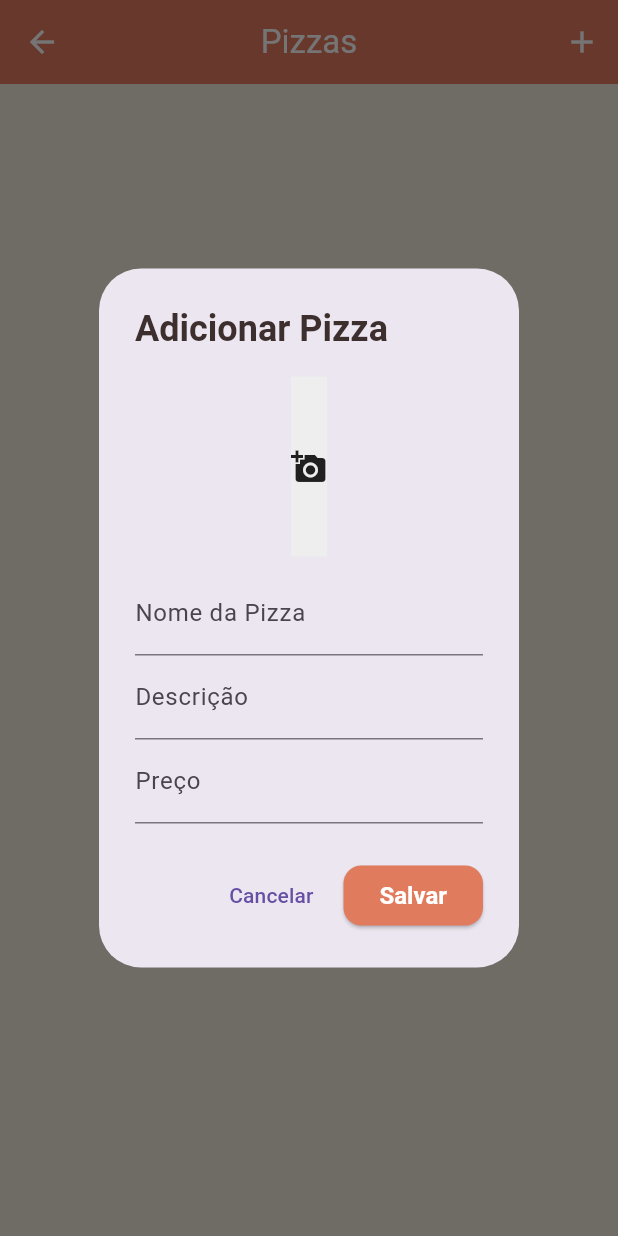
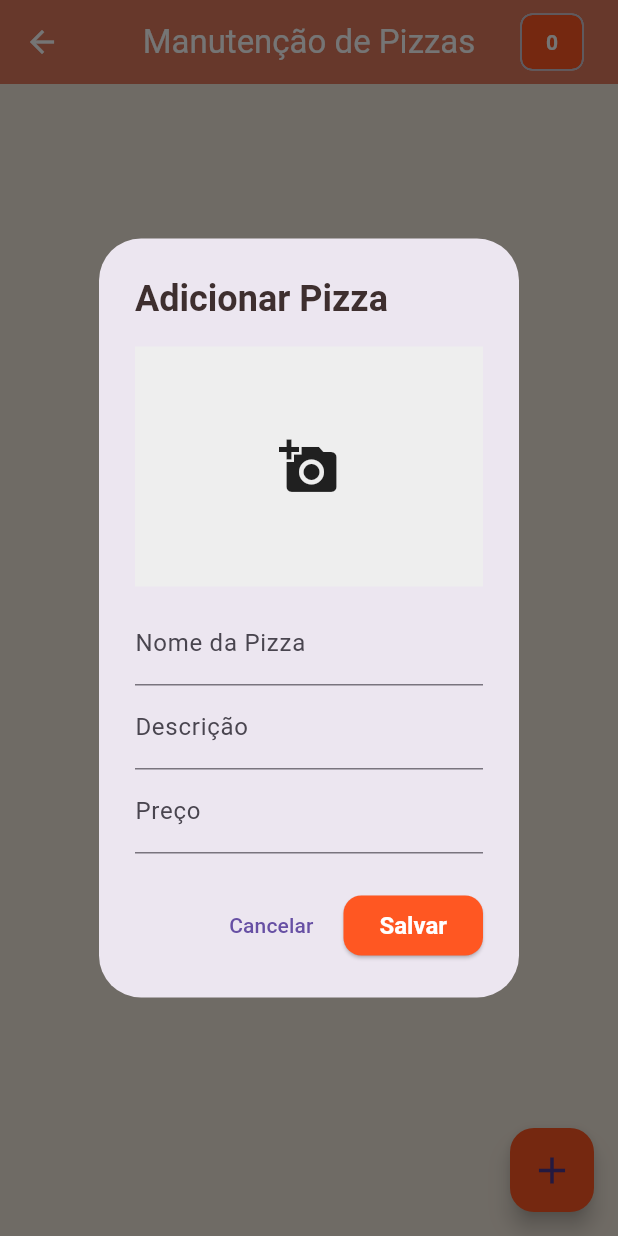
Before and after one commit to natanjoe/slowpizza, a Flutter app: the PizzasScreen screen opened directly, after a tap on the "add" icon, on a phone screen of 412 x 824 dp. Run offline on Flutter 3.47's test engine with Material 3 defaults, Android fonts, the phone set to English and light mode, and no system bars; our stand-ins replace cloud_firestore, file_picker, firebase_auth, firebase_core, firebase_storage; accounts and stored records are empty; Roboto replaces fonts that are missing (PlayfairDisplay).

Commit message:
imagem das pizzas bacon e lombinho, botão flutuante, ainda persiste o bug do tamanho das imagens.

```diff
--- a/slowpizza_web/lib/screens/pizzas_screen.dart
+++ b/slowpizza_web/lib/screens/pizzas_screen.dart
@@ -19,14 +19,44 @@ class _PizzasScreenState extends State<PizzasScreen> {
   Widget build(BuildContext context) {
     return Scaffold(
       appBar: AppBar(
-        title: const Text('Pizzas'),
+        title: const Text('Manutenção de Pizzas'),
+        centerTitle: true,
         actions: [
-          IconButton(
-            icon: const Icon(Icons.add),
-            onPressed: () => _showPizzaForm(context),
+          StreamBuilder<QuerySnapshot>(
+            stream: FirebaseFirestore.instance.collection('pizzas').snapshots(),
+            builder: (context, snapshot) {
+              if (snapshot.hasError) return const SizedBox();
+              if (!snapshot.hasData) {
+                return const Padding(
+                  padding: EdgeInsets.only(right: 20),
+                  child: Center(
+                    child: SizedBox(
+                      width: 18,
+                      height: 18,
+                      child: CircularProgressIndicator(strokeWidth: 2),
+                    ),
+                  ),
+                );
+              }
+
+              final total = snapshot.data!.docs.length;
+
+              return Padding(
+                padding: const EdgeInsets.only(right: 20),
+                child: Chip(
+                  label: Text(
+                    '$total',
+                    style: const TextStyle(
+                        color: Colors.white, fontWeight: FontWeight.bold),
+                  ),
+                  backgroundColor: Colors.deepOrange,
+                ),
+              );
+            },
           ),
         ],
       ),
+
       body: StreamBuilder<QuerySnapshot>(
         stream: FirebaseFirestore.instance.collection('pizzas').snapshots(),
         builder: (context, snapshot) {
@@ -75,6 +105,13 @@ class _PizzasScreenState extends State<PizzasScreen> {
           );
         },
       ),
+
+      floatingActionButton: FloatingActionButton(
+        onPressed: () => _showPizzaForm(context),
+        backgroundColor: Colors.deepOrange,
+        child: const Icon(Icons.add, size: 30),
+      ),
+      floatingActionButtonLocation: FloatingActionButtonLocation.endFloat,
     );
   }
 
@@ -114,13 +151,30 @@ class _PizzasScreenState extends State<PizzasScreen> {
                       }
                     },
                     child: _imagemSelecionada != null
-                        ? Image.memory(_imagemSelecionada!, height: 120)
+                        ? ClipRRect(
+                            borderRadius: BorderRadius.circular(8),
+                            child: Image.memory(
+                              _imagemSelecionada!,
+                              height: 160,
+                              width: double.infinity,
+                              fit: BoxFit.cover,
+                            ),
+                          )
                         : (imagemUrl != null && imagemUrl.isNotEmpty)
-                            ? Image.network(imagemUrl, height: 120)
+                            ? ClipRRect(
+                                borderRadius: BorderRadius.circular(8),
+                                child: Image.network(
+                                  imagemUrl,
+                                  height: 160,
+                                  width: double.infinity,
+                                  fit: BoxFit.cover,
+                                ),
+                              )
                             : Container(
-                                height: 120,
+                                height: 160,
+                                width: double.infinity,
                                 color: Colors.grey[200],
-                                child: const Icon(Icons.add_a_photo),
+                                child: const Icon(Icons.add_a_photo, size: 40),
                               ),
                   ),
                   const SizedBox(height: 10),
@@ -148,12 +202,13 @@ class _PizzasScreenState extends State<PizzasScreen> {
                 onPressed: () => Navigator.pop(context),
               ),
               ElevatedButton(
+                style: ElevatedButton.styleFrom(
+                    backgroundColor: Colors.deepOrange),
                 child: const Text('Salvar'),
                 onPressed: () async {
                   try {
                     String? url = imagemUrl;
 
-                    // Upload da imagem (caso nova selecionada)
                     if (_imagemSelecionada != null) {
                       final ref = FirebaseStorage.instance
                           .ref()
@@ -199,7 +254,6 @@ class _PizzasScreenState extends State<PizzasScreen> {
       },
     );
 
-    // limpa imagem após uso
     _imagemSelecionada = null;
     _imagemNome = null;
   }
@@ -226,46 +280,48 @@ class PizzaCard extends StatelessWidget {
   @override
   Widget build(BuildContext context) {
     return Card(
-      elevation: 3,
+      elevation: 4,
       shape: RoundedRectangleBorder(borderRadius: BorderRadius.circular(12)),
       child: Padding(
         padding: const EdgeInsets.all(8),
         child: Column(
           crossAxisAlignment: CrossAxisAlignment.start,
           children: [
-            Expanded(
-              child: imagemUrl.isNotEmpty
-                  ? ClipRRect(
-                      borderRadius: BorderRadius.circular(8),
-                      child: Image.network(imagemUrl,
-                          fit: BoxFit.cover, width: double.infinity),
-                    )
-                  : Container(
-                      decoration: BoxDecoration(
+            AspectRatio(
+              aspectRatio: 4 / 3,
+              child: ClipRRect(
+                borderRadius: BorderRadius.circular(8),
+                child: imagemUrl.isNotEmpty
+                    ? Image.network(imagemUrl, fit: BoxFit.cover)
+                    : Container(
                         color: Colors.grey[300],
-                        borderRadius: BorderRadius.circular(8),
+                        child: const Center(
+                          child: Icon(Icons.local_pizza, size: 40),
+                        ),
                       ),
-                      child: const Center(
-                        child: Icon(Icons.local_pizza, size: 40),
-                      ),
-                    ),
+              ),
             ),
             const SizedBox(height: 8),
-            Text(nome,
-                style:
-                    const TextStyle(fontWeight: FontWeight.bold, fontSize: 16)),
+            Text(
+              nome,
+              style: const TextStyle(
+                  fontWeight: FontWeight.bold, fontSize: 16),
+              maxLines: 1,
+              overflow: TextOverflow.ellipsis,
+            ),
             Text(
               descricao,
               maxLines: 2,
               overflow: TextOverflow.ellipsis,
               style: const TextStyle(fontSize: 12),
             ),
-            const SizedBox(height: 4),
+            const Spacer(),
             Text(
               'R\$ ${preco.toStringAsFixed(2)}',
               style: const TextStyle(
                   color: Colors.deepOrange, fontWeight: FontWeight.bold),
             ),
+            const SizedBox(height: 4),
             Row(
               mainAxisAlignment: MainAxisAlignment.end,
               children: [
```
Also changed, not shown: slowpizza_web/assets/images/bacon.png (added), slowpizza_web/assets/images/lombinho.png (added).
